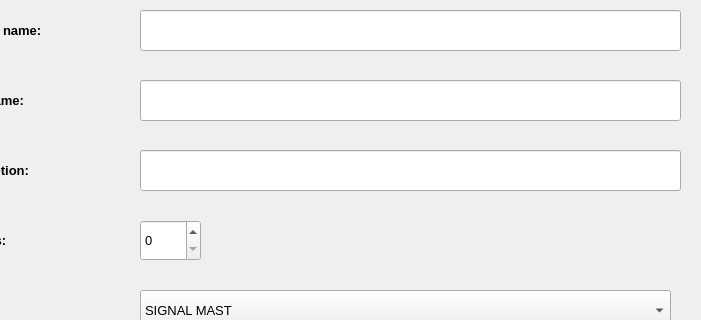
Qt form Server/Scripts/GenJMRI/ui/LightGroup_Dialog.ui (jonasbjurel/myRailIO) before a commit; both pictures show x 90 to 791 and y 0 to 320 of the 791 by 851 pixel window.
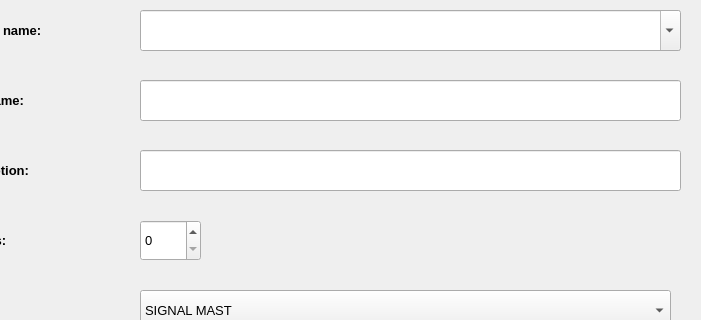
The same form after that commit. Icons and pictures are not drawn.

Commit message: Issue #89: When creating an actuator-, sensor- or signal-mast, show a pulldown menu of already existing JMRI objects.

What changed in the file:
```diff
--- a/Server/Scripts/GenJMRI/ui/LightGroup_Dialog.ui
+++ b/Server/Scripts/GenJMRI/ui/LightGroup_Dialog.ui
@@ -297,27 +297,6 @@
     <bool>true</bool>
    </property>
   </widget>
-  <widget class="QLineEdit" name="JMRISystemNameLineEdit">
-   <property name="geometry">
-    <rect>
-     <x>230</x>
-     <y>10</y>
-     <width>541</width>
-     <height>41</height>
-    </rect>
-   </property>
-   <property name="font">
-    <font>
-     <pointsize>10</pointsize>
-    </font>
-   </property>
-   <property name="text">
-    <string/>
-   </property>
-   <property name="readOnly">
-    <bool>false</bool>
-   </property>
-  </widget>
   <widget class="QLabel" name="label_15">
    <property name="geometry">
     <rect>
@@ -654,6 +633,27 @@
     </font>
    </property>
   </widget>
+  <widget class="QComboBox" name="JMRISystemNameComboBox">
+   <property name="geometry">
+    <rect>
+     <x>230</x>
+     <y>10</y>
+     <width>541</width>
+     <height>41</height>
+    </rect>
+   </property>
+   <property name="font">
+    <font>
+     <pointsize>10</pointsize>
+    </font>
+   </property>
+   <property name="acceptDrops">
+    <bool>true</bool>
+   </property>
+   <property name="editable">
+    <bool>true</bool>
+   </property>
+  </widget>
  </widget>
  <resources/>
  <connections/>
```
Left out of the diff: 47 changed lines with no effect on the pictures. The commit also changes 18 other files.
